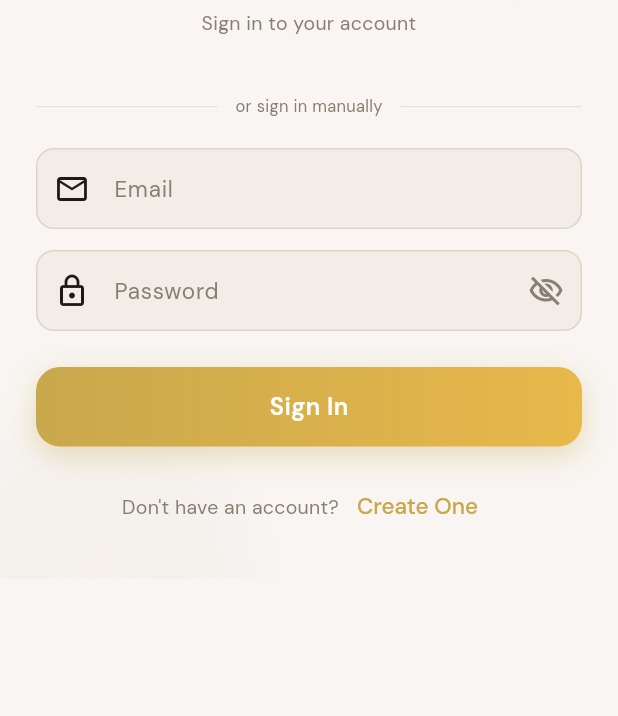
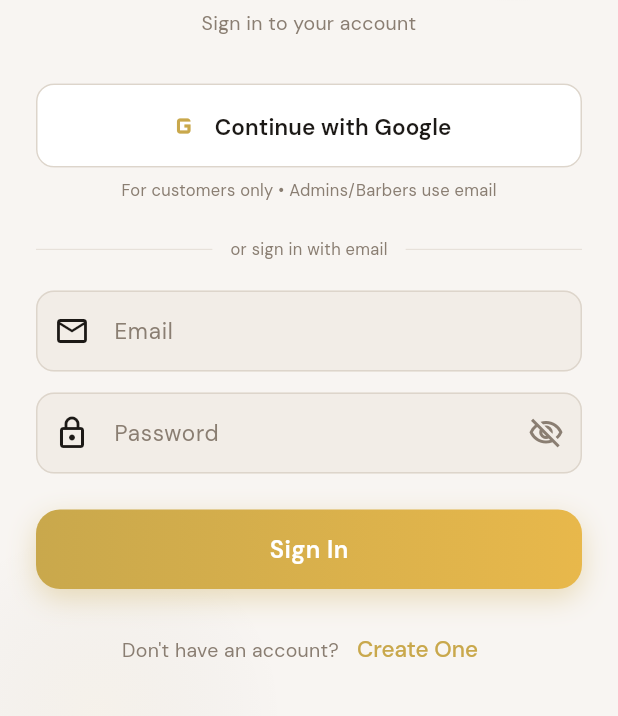
Before and after one commit to Hasanakramprog/crowcuts, a Flutter app: the AdminHomeScreen screen opened by its route, after a tap on the "light mode" icon, after a tap on the "logout" icon, on a phone screen of 412 x 824 dp, the part 293-1009 px from its top. Run offline on Flutter 3.47's test engine with Material 3 defaults, Android fonts, the phone set to English and light mode, and no system bars; drawn by our look-alikes of flutter_animate; our stand-ins replace cloud_firestore, confetti, firebase_auth, firebase_core, flutter_riverpod, go_router and 3 more; accounts and stored records are empty; network calls fail.

Commit message:
feat: implement Google Sign-in and phone number collection
Integrated google_sign_in package. Added support for Google authentication in FirebaseAuthRepository. Created phone number input screen for users signing in via Google. Updated UserModel to handle auth providers and optional phone numbers.

```diff
--- a/lib/features/auth/screens/login_screen.dart
+++ b/lib/features/auth/screens/login_screen.dart
@@ -10,9 +10,10 @@ import '../../../core/theme/app_radius.dart';
 import '../../../core/widgets/app_button.dart';
 import '../../../core/router/app_router.dart';
 import '../../../data/providers/auth_provider.dart';
+import '../../../data/repositories/firebase_auth_repository.dart';
 import '../../../data/models/models.dart';
 
-/// Login Screen — Email + Password
+/// Login Screen — Email + Password + Google Sign-In
 class LoginScreen extends ConsumerStatefulWidget {
   const LoginScreen({super.key});
 
@@ -26,6 +27,8 @@ class _LoginScreenState extends ConsumerState<LoginScreen>
   final _passwordController = TextEditingController();
   final _formKey = GlobalKey<FormState>();
   bool _obscurePassword = true;
+  bool _isGoogleLoading = false;
+  String? _googleError;
   late AnimationController _scissorsController;
   late Animation<double> _scissorsRotation;
 
@@ -78,6 +81,38 @@ class _LoginScreenState extends ConsumerState<LoginScreen>
             break;
         }
       }
+    }
+  }
+
+  Future<void> _loginWithGoogle() async {
+    setState(() {
+      _isGoogleLoading = true;
+      _googleError = null;
+    });
+
+    try {
+      final authRepo = ref.read(firebaseAuthRepositoryProvider);
+      final user = await authRepo.signInWithGoogle();
+
+      if (mounted) {
+        // Check if user has phone number
+        if (!user.hasPhone) {
+          // Navigate to phone input screen
+          context.go(AppRoutes.phoneInput);
+        } else {
+          // Navigate to customer home
+          context.go(AppRoutes.customerHome);
+        }
+      }
+    } catch (e) {
+      // Guard against setState after dispose (widget navigated away during async operation)
+      if (!mounted) return;
+      setState(() {
+        _googleError = e.toString().contains('cancelled')
+            ? 'Google sign-in was cancelled'
+            : 'Failed to sign in with Google. Please try again.';
+        _isGoogleLoading = false;
+      });
     }
   }
 
@@ -199,7 +234,105 @@ class _LoginScreenState extends ConsumerState<LoginScreen>
                       textAlign: TextAlign.center,
                     ).animate(delay: 300.ms).fadeIn(duration: 500.ms),
 
-                    const SizedBox(height: 40),
+                    const SizedBox(height: 32),
+
+                    // Google Sign-In Button
+                    OutlinedButton.icon(
+                      onPressed: _isGoogleLoading ? null : _loginWithGoogle,
+                      icon: _isGoogleLoading
+                          ? SizedBox(
+                              width: 20,
+                              height: 20,
+                              child: CircularProgressIndicator(
+                                strokeWidth: 2,
+                                valueColor: AlwaysStoppedAnimation<Color>(
+                                  AppColors.goldPrimary,
+                                ),
+                              ),
+                            )
+                          : Image.network(
+                              'https://www.google.com/favicon.ico',
+                              width: 20,
+                              height: 20,
+                              errorBuilder: (context, error, stackTrace) =>
+                                  Icon(
+                                Icons.g_mobiledata,
+                                size: 24,
+                                color: AppColors.goldPrimary,
+                              ),
+                            ),
+                      label: Text(
+                        _isGoogleLoading
+                            ? 'Signing in...'
+                            : 'Continue with Google',
+                        style: AppTypography.bodyBold.copyWith(
+                          color: c.textPrimary,
+                        ),
+                      ),
+                      style: OutlinedButton.styleFrom(
+                        padding: const EdgeInsets.symmetric(
+                          horizontal: 24,
+                          vertical: 16,
+                        ),
+                        backgroundColor: c.surface,
+                        side: BorderSide(color: c.borderDefault),
+                        shape: RoundedRectangleBorder(
+                          borderRadius: AppRadius.inputBorder,
+                        ),
+                      ),
+                    ).animate(delay: 400.ms).fadeIn(duration: 400.ms).slideY(
+                          begin: 0.1,
+                          end: 0,
+                          curve: Curves.easeOutCubic,
+                        ),
+
+                    const SizedBox(height: 8),
+
+                    // Customer-only note
+                    Center(
+                      child: Text(
+                        'For customers only • Admins/Barbers use email',
+                        style: AppTypography.caption.copyWith(
+                          color: c.textMuted,
+                          fontSize: 11,
+                        ),
+                      ),
+                    ).animate(delay: 450.ms).fadeIn(duration: 400.ms),
+
+                    // Google sign-in error message
+                    if (_googleError != null) ...[
+                      const SizedBox(height: 12),
+                      Container(
+                        padding: const EdgeInsets.all(10),
+                        decoration: BoxDecoration(
+                          color: AppColors.errorRed.withAlpha(20),
+                          borderRadius: BorderRadius.circular(8),
+                          border: Border.all(
+                            color: AppColors.errorRed.withAlpha(60),
+                          ),
+                        ),
+                        child: Row(
+                          children: [
+                            const Icon(
+                              Icons.error_outline,
+                              size: 16,
+                              color: AppColors.errorRed,
+                            ),
+                            const SizedBox(width: 8),
+                            Expanded(
+                              child: Text(
+                                _googleError!,
+                                style: AppTypography.caption.copyWith(
+                                  color: AppColors.errorRed,
+                                ),
+                              ),
+                            ),
+                          ],
+                        ),
+                      ),
+                    ],
+
+                    const SizedBox(height: 24),
 
                     // Divider
                     Row(
@@ -210,7 +343,7 @@ class _LoginScreenState extends ConsumerState<LoginScreen>
                         Padding(
                           padding: const EdgeInsets.symmetric(horizontal: 12),
                           child: Text(
-                            'or sign in manually',
+                            'or sign in with email',
                             style: AppTypography.caption.copyWith(
                               color: c.textMuted,
                               fontSize: 11,
```
Also changed, not shown: lib/data/models/user_model.dart (+28 -4 lines), lib/data/providers/auth_provider.dart (+8 -5 lines), lib/data/repositories/firebase_auth_repository.dart (+163 -5 lines), lib/features/auth/screens/phone_number_input_screen.dart (added, +319 -0 lines).
